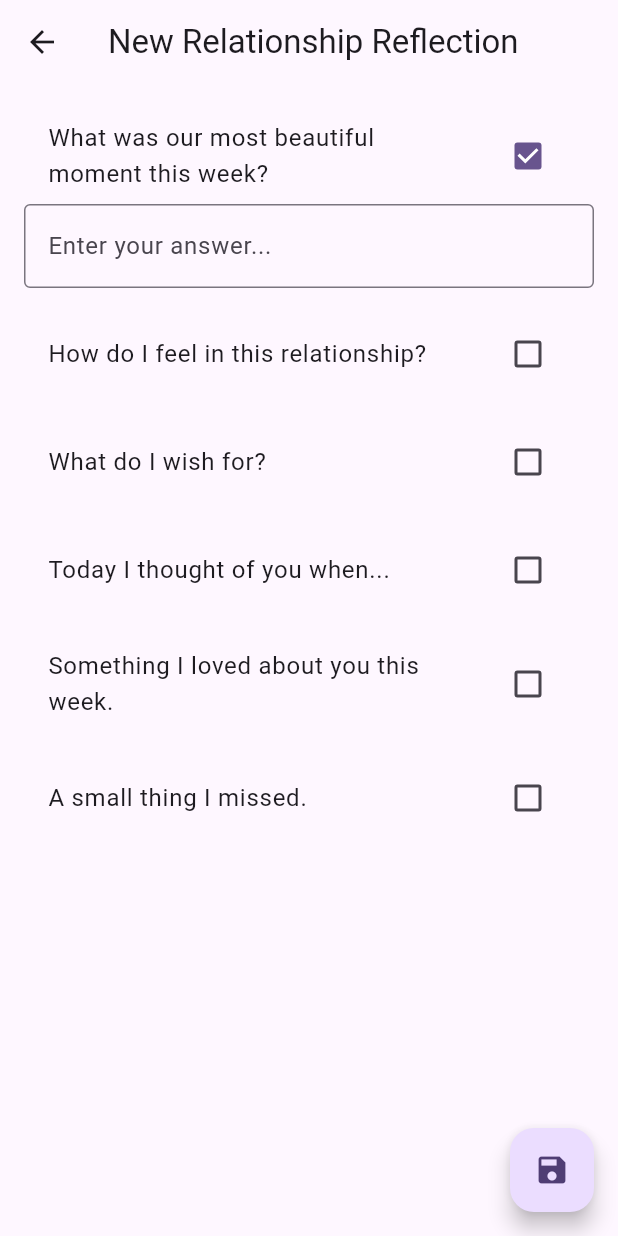
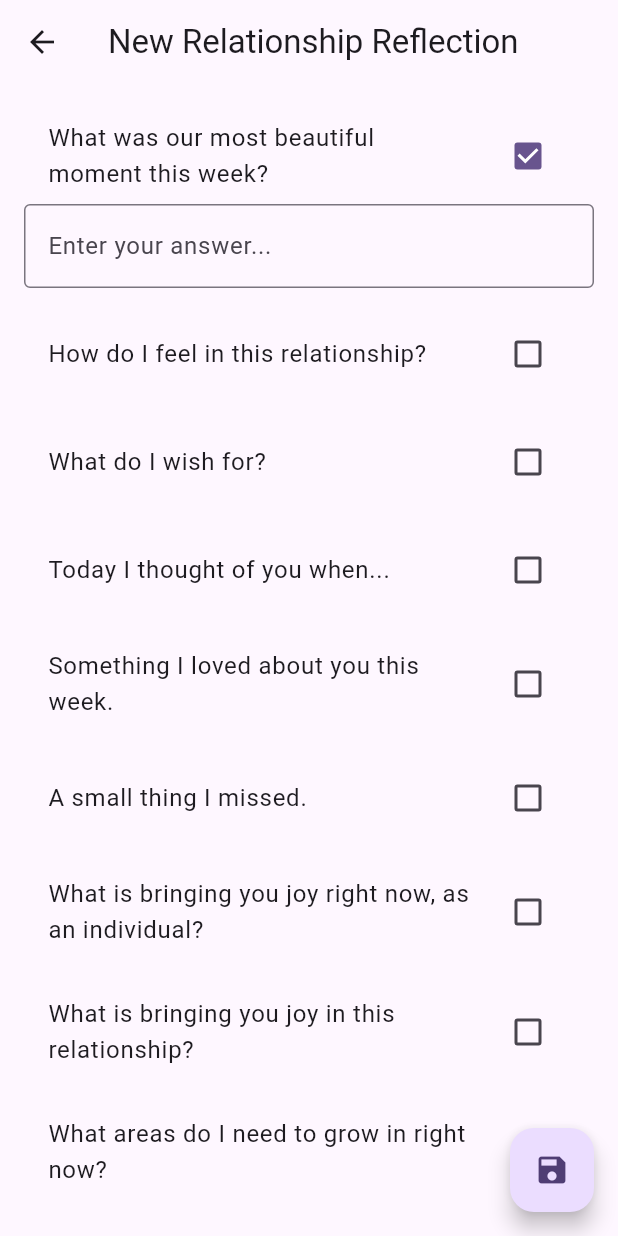
Before and after one commit to lbroecking/journal-flutter, a Flutter app: the NewRelationshipEntryPage screen opened directly, after a tap on an icon or button, on a phone screen of 412 x 824 dp. Run offline on Flutter 3.47's test engine with Material 3 defaults, Android fonts, the phone set to English and light mode, and no system bars; our stand-ins replace supabase_flutter; accounts and stored records are empty.

Commit message:
rel questions update

```diff
--- a/lib/new_relationship_entry.dart
+++ b/lib/new_relationship_entry.dart
@@ -1,6 +1,7 @@
 import 'package:flutter/material.dart';
 import 'package:supabase_flutter/supabase_flutter.dart';
 import 'package:intl/intl.dart';
+import 'utils/rel_questions.dart';
 
 class NewRelationshipEntryPage extends StatefulWidget {
   const NewRelationshipEntryPage({super.key});
@@ -15,14 +16,7 @@ class _NewRelationshipEntryPageState extends State<NewRelationshipEntryPage> {
   final Map<String, bool> selected = {};
   final Map<String, TextEditingController> controllers = {};
 
-  final List<String> questions = [
-    "What was our most beautiful moment this week?",
-    "How do I feel in this relationship?",
-    "What do I wish for?",
-    "Today I thought of you when...",
-    "Something I loved about you this week.",
-    "A small thing I missed.",
-  ];
+
 
   @override
   void initState() {
--- /dev/null
+++ b/lib/utils/rel_questions.dart
@@ -0,0 +1,13 @@
+final List<String> questions = [
+  "What was our most beautiful moment this week?",
+  "How do I feel in this relationship?",
+  "What do I wish for?",
+  "Today I thought of you when...",
+  "Something I loved about you this week.",
+  "A small thing I missed.",
+  "What is bringing you joy right now, as an individual?",
+  "What is bringing you joy in this relationship?",
+  "What areas do I need to grow in right now?",
+  "Is there anything I can do to make you feel more loved, seen, or appreciated?",
+  "What are some ways you've felt loved or seen by me recently?",
+];
```
Also changed, not shown: 1 other file.
